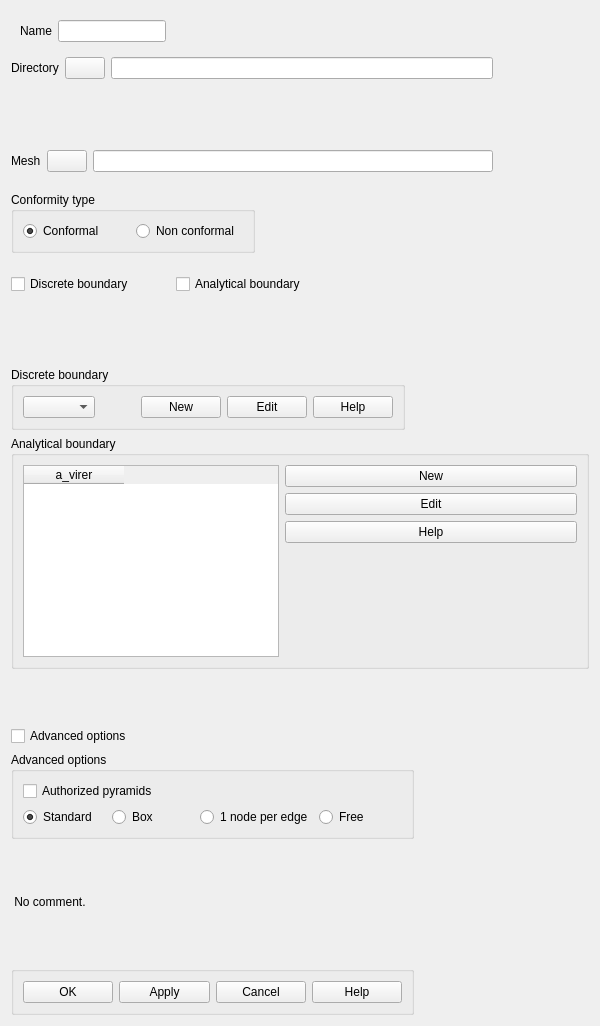
Old version of the form src/HOMARDGUI/CreateCase.ui in the repository jschueller/homard.
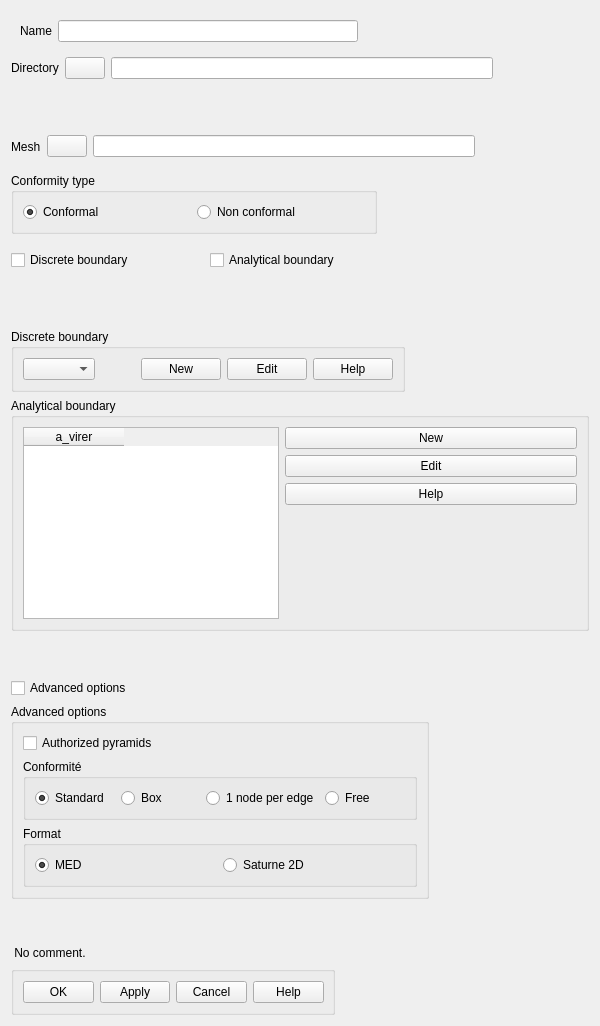
New version of the form.

```diff
--- a/src/HOMARDGUI/CreateCase.ui
+++ b/src/HOMARDGUI/CreateCase.ui
@@ -40,8 +40,8 @@
   <property name="autoFillBackground">
    <bool>true</bool>
   </property>
-  <layout class="QGridLayout" name="gridLayout_3">
-   <item row="0" column="0" colspan="2">
+  <layout class="QGridLayout" name="gridLayout_5">
+   <item row="0" column="0" colspan="3">
     <widget class="QWidget" name="WName" native="true">
      <layout class="QGridLayout" name="gridLayout_2">
       <item row="0" column="0">
@@ -57,7 +57,7 @@
      </layout>
     </widget>
    </item>
-   <item row="0" column="2" colspan="3">
+   <item row="0" column="3" colspan="3">
     <spacer name="horizontalSpacer">
      <property name="orientation">
       <enum>Qt::Horizontal</enum>
@@ -70,7 +70,7 @@
      </property>
     </spacer>
    </item>
-   <item row="1" column="0" colspan="6">
+   <item row="1" column="0" colspan="7">
     <layout class="QHBoxLayout">
      <property name="spacing">
       <number>6</number>
@@ -107,7 +107,7 @@
      </item>
     </layout>
    </item>
-   <item row="2" column="5">
+   <item row="2" column="6">
     <spacer>
      <property name="orientation">
       <enum>Qt::Vertical</enum>
@@ -120,7 +120,7 @@
      </property>
     </spacer>
    </item>
-   <item row="3" column="0" colspan="6">
+   <item row="3" column="0" colspan="7">
     <layout class="QHBoxLayout">
      <property name="spacing">
       <number>6</number>
@@ -157,7 +157,7 @@
      </item>
     </layout>
    </item>
-   <item row="3" column="6">
+   <item row="3" column="7">
     <spacer>
      <property name="orientation">
       <enum>Qt::Vertical</enum>
@@ -170,7 +170,7 @@
      </property>
     </spacer>
    </item>
-   <item row="4" column="0" colspan="3">
+   <item row="4" column="0" colspan="4">
     <widget class="QGroupBox" name="GBTypeConf">
      <property name="title">
       <string>Conformity type</string>
@@ -202,7 +202,7 @@
      </layout>
     </widget>
    </item>
-   <item row="5" column="0" colspan="4">
+   <item row="5" column="0" colspan="5">
     <layout class="QHBoxLayout">
      <property name="spacing">
       <number>6</number>
@@ -226,7 +226,7 @@
      </item>
     </layout>
    </item>
-   <item row="5" column="4">
+   <item row="5" column="5">
     <spacer>
      <property name="orientation">
       <enum>Qt::Vertical</enum>
@@ -239,7 +239,7 @@
      </property>
     </spacer>
    </item>
-   <item row="6" column="3">
+   <item row="6" column="4">
     <spacer>
      <property name="orientation">
       <enum>Qt::Vertical</enum>
@@ -252,7 +252,7 @@
      </property>
     </spacer>
    </item>
-   <item row="7" column="0" colspan="5">
+   <item row="7" column="0" colspan="6">
     <widget class="QGroupBox" name="GBBoundaryD">
      <property name="sizePolicy">
       <sizepolicy hsizetype="Fixed" vsizetype="Fixed">
@@ -329,7 +329,7 @@
      </layout>
     </widget>
    </item>
-   <item row="8" column="0" colspan="7">
+   <item row="8" column="0" colspan="8">
     <widget class="QGroupBox" name="GBBoundaryA">
      <property name="minimumSize">
       <size>
@@ -405,7 +405,7 @@
      </layout>
     </widget>
    </item>
-   <item row="9" column="0" colspan="3">
+   <item row="9" column="0" colspan="4">
     <spacer name="spacer">
      <property name="orientation">
       <enum>Qt::Vertical</enum>
@@ -418,20 +418,20 @@
      </property>
     </spacer>
    </item>
-   <item row="10" column="0" colspan="2">
+   <item row="10" column="0" colspan="3">
     <widget class="QCheckBox" name="CBAdvanced">
      <property name="text">
       <string>Advanced options</string>
      </property>
     </widget>
    </item>
-   <item row="11" column="0" colspan="5">
+   <item row="11" column="0" colspan="6">
     <widget class="QGroupBox" name="GBAdvancedOptions">
      <property name="title">
       <string>Advanced options</string>
      </property>
-     <layout class="QGridLayout" name="gridLayout">
-      <item row="0" column="0" colspan="2">
+     <layout class="QGridLayout" name="gridLayout_4">
+      <item row="0" column="0">
        <widget class="QCheckBox" name="CBPyramid">
         <property name="text">
          <string>Authorized pyramids</string>
@@ -439,6 +439,14 @@
        </widget>
       </item>
       <item row="1" column="0">
+       <widget class="QGroupBox" name="GBConforme">
+        <property name="title">
+         <string>Conformité</string>
+        </property>
+        <layout class="QGridLayout" name="gridLayout_3">
+         <item row="0" column="0">
+          <layout class="QHBoxLayout" name="horizontalLayout_2">
+           <item>
        <widget class="QRadioButton" name="RBStandard">
         <property name="text">
          <string>Standard</string>
@@ -448,7 +456,7 @@
         </property>
        </widget>
       </item>
-      <item row="1" column="1">
+           <item>
        <widget class="QRadioButton" name="RBBox">
         <property name="text">
          <string>Box</string>
@@ -458,14 +466,14 @@
         </property>
        </widget>
       </item>
-      <item row="1" column="2">
+           <item>
        <widget class="QRadioButton" name="RBNC1NpA">
         <property name="text">
          <string>1 node per edge</string>
         </property>
        </widget>
       </item>
-      <item row="1" column="3">
+           <item>
        <widget class="QRadioButton" name="RBNCQuelconque">
         <property name="text">
          <string>Free</string>
@@ -473,9 +481,40 @@
        </widget>
       </item>
      </layout>
-    </widget>
-   </item>
-   <item row="11" column="6">
+         </item>
+        </layout>
+       </widget>
+      </item>
+      <item row="2" column="0">
+       <widget class="QGroupBox" name="GBFormat">
+        <property name="title">
+         <string>Format</string>
+        </property>
+        <layout class="QGridLayout" name="gridLayout">
+         <item row="0" column="0">
+          <widget class="QRadioButton" name="RBMED">
+           <property name="text">
+            <string>MED</string>
+           </property>
+           <property name="checked">
+            <bool>true</bool>
+           </property>
+          </widget>
+         </item>
+         <item row="0" column="1">
+          <widget class="QRadioButton" name="RBSaturne2D">
+           <property name="text">
+            <string>Saturne 2D</string>
+           </property>
+          </widget>
+         </item>
+        </layout>
+       </widget>
+      </item>
+     </layout>
+    </widget>
+   </item>
+   <item row="11" column="7">
     <spacer name="spacer_3">
      <property name="orientation">
       <enum>Qt::Horizontal</enum>
@@ -491,7 +530,7 @@
      </property>
     </spacer>
    </item>
-   <item row="12" column="0" colspan="3">
+   <item row="12" column="0" colspan="5">
     <spacer name="spacer_4">
      <property name="orientation">
       <enum>Qt::Vertical</enum>
@@ -504,27 +543,14 @@
      </property>
     </spacer>
    </item>
-   <item row="13" column="0">
+   <item row="13" column="0" colspan="2">
     <widget class="QLabel" name="Comment">
      <property name="text">
       <string> No comment.</string>
      </property>
     </widget>
    </item>
-   <item row="14" column="1">
-    <spacer name="verticalSpacer">
-     <property name="orientation">
-      <enum>Qt::Vertical</enum>
-     </property>
-     <property name="sizeHint" stdset="0">
-      <size>
-       <width>20</width>
-       <height>35</height>
-      </size>
-     </property>
-    </spacer>
-   </item>
-   <item row="15" column="0" colspan="5">
+   <item row="14" column="0">
     <widget class="QGroupBox" name="GroupButtons">
      <property name="title">
       <string/>
@@ -579,7 +605,20 @@
      </layout>
     </widget>
    </item>
-   <item row="15" column="5" colspan="2">
+   <item row="14" column="1">
+    <spacer name="verticalSpacer">
+     <property name="orientation">
+      <enum>Qt::Vertical</enum>
+     </property>
+     <property name="sizeHint" stdset="0">
+      <size>
+       <width>20</width>
+       <height>35</height>
+      </size>
+     </property>
+    </spacer>
+   </item>
+   <item row="14" column="6" colspan="2">
     <spacer name="spacer_2">
      <property name="orientation">
       <enum>Qt::Horizontal</enum>
```
Left out of the diff: 11 changed lines with no effect on the pictures. Lines whose indentation alone changed are shown as unchanged.
